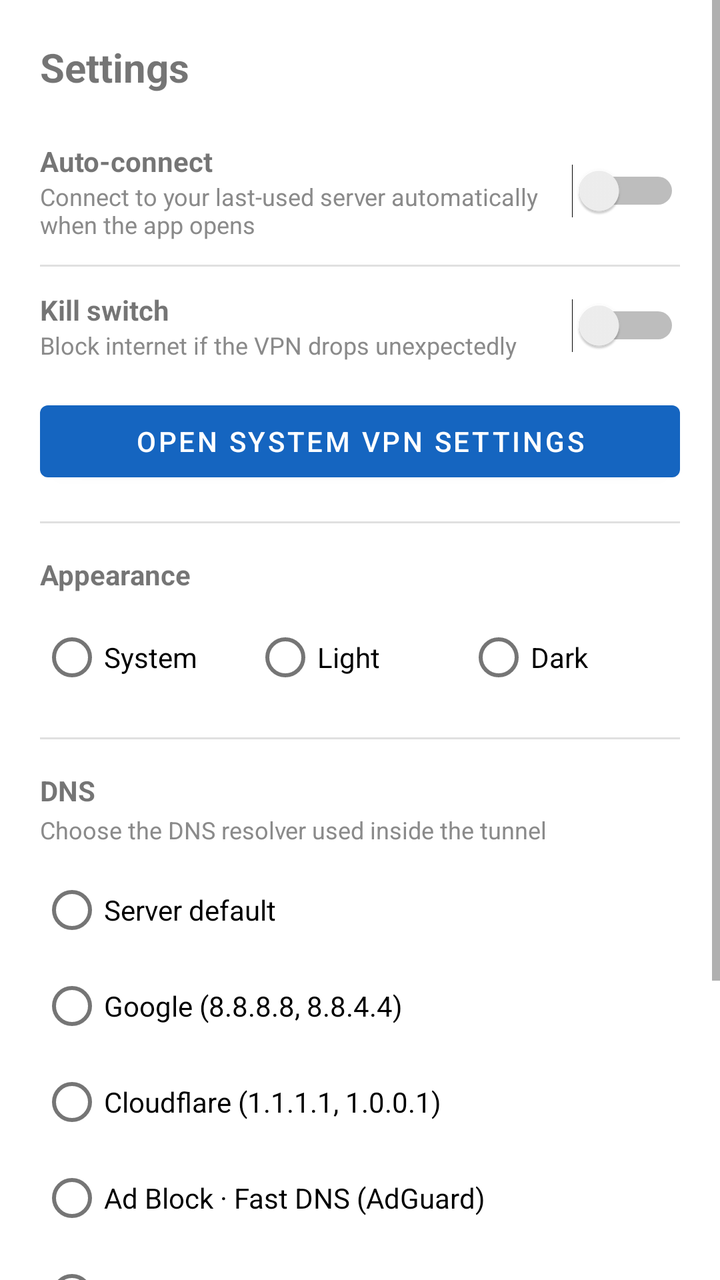
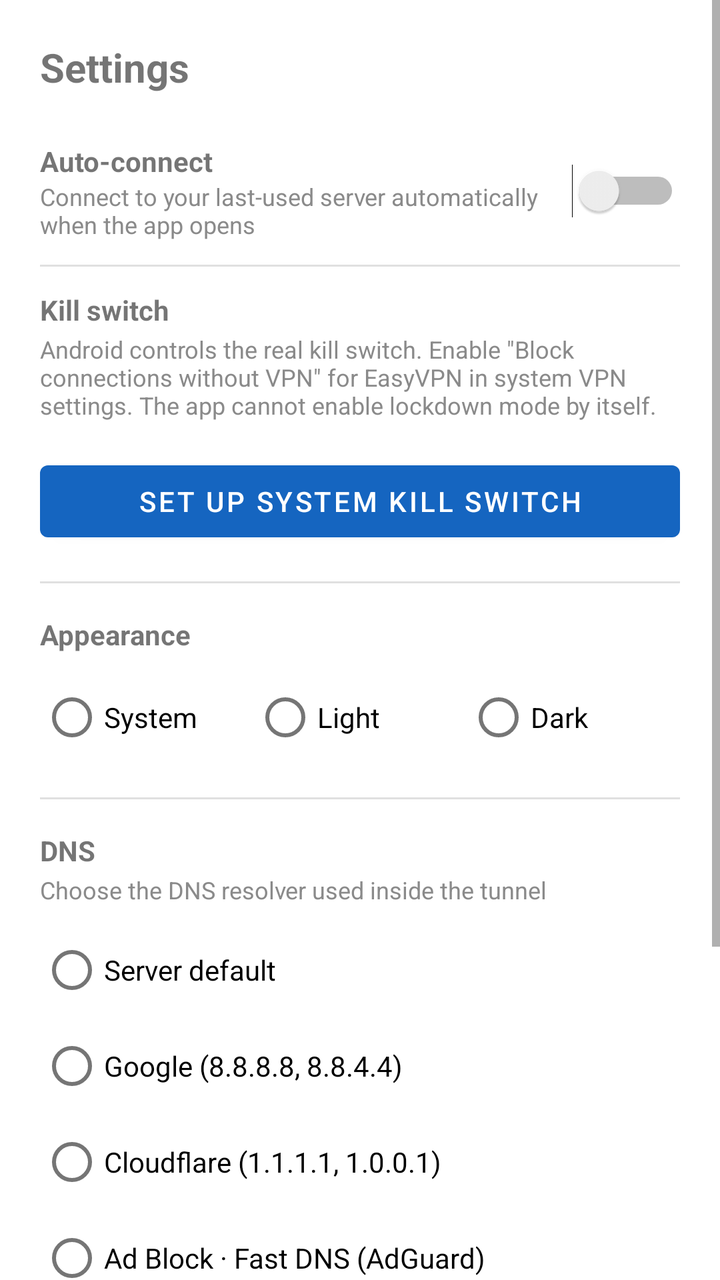

An Android layout rendered at two revisions. The XML below is the earlier revision; the diff shows what the commit changed to produce the second picture.
<!-- AndroidManifest.xml: application theme Theme.EasyVPN -->
<!-- res/layout/activity_settings.xml -->
<?xml version="1.0" encoding="utf-8"?>
<ScrollView xmlns:android="http://schemas.android.com/apk/res/android"
    android:layout_width="match_parent"
    android:layout_height="match_parent">

    <LinearLayout
        android:layout_width="match_parent"
        android:layout_height="wrap_content"
        android:orientation="vertical"
        android:padding="20dp">

        <TextView
            android:layout_width="wrap_content"
            android:layout_height="wrap_content"
            android:text="Settings"
            android:textSize="20sp"
            android:textStyle="bold"
            android:layout_marginBottom="12dp" />

        <LinearLayout
            android:layout_width="match_parent"
            android:layout_height="wrap_content"
            android:orientation="horizontal"
            android:gravity="center_vertical"
            android:paddingVertical="12dp">
            <LinearLayout
                android:layout_width="0dp"
                android:layout_height="wrap_content"
                android:layout_weight="1"
                android:orientation="vertical">
                <TextView android:layout_width="wrap_content" android:layout_height="wrap_content" android:text="Auto-connect" android:textStyle="bold" />
                <TextView android:layout_width="wrap_content" android:layout_height="wrap_content" android:text="Connect to your last-used server automatically when the app opens" android:textColor="@color/gray" android:textSize="12sp" />
            </LinearLayout>
            <Switch android:id="@+id/switchAutoConnect" android:layout_width="wrap_content" android:layout_height="wrap_content" />
        </LinearLayout>

        <View android:layout_width="match_parent" android:layout_height="1dp" android:background="#E0E0E0" />

        <LinearLayout
            android:layout_width="match_parent"
            android:layout_height="wrap_content"
            android:orientation="horizontal"
            android:gravity="center_vertical"
            android:paddingVertical="12dp">
            <LinearLayout
                android:layout_width="0dp"
                android:layout_height="wrap_content"
                android:layout_weight="1"
                android:orientation="vertical">
                <TextView android:layout_width="wrap_content" android:layout_height="wrap_content" android:text="Kill switch" android:textStyle="bold" />
                <TextView android:id="@+id/textKillSwitchDesc" android:layout_width="wrap_content" android:layout_height="wrap_content" android:text="Block internet if the VPN drops unexpectedly" android:textColor="@color/gray" android:textSize="12sp" />
            </LinearLayout>
            <Switch android:id="@+id/switchKillSwitch" android:layout_width="wrap_content" android:layout_height="wrap_content" />
        </LinearLayout>

        <Button
            android:id="@+id/buttonSystemVpnSettings"
            android:layout_width="match_parent"
            android:layout_height="wrap_content"
            android:layout_marginTop="4dp"
            android:text="Open system VPN settings" />

        <View android:layout_width="match_parent" android:layout_height="1dp" android:background="#E0E0E0" android:layout_marginTop="16dp" />

        <TextView
            android:layout_width="wrap_content"
            android:layout_height="wrap_content"
            android:text="Appearance"
            android:textStyle="bold"
            android:layout_marginTop="16dp" />

        <RadioGroup
            android:id="@+id/radioGroupTheme"
            android:layout_width="match_parent"
            android:layout_height="wrap_content"
            android:orientation="horizontal"
            android:layout_marginTop="8dp">

            <RadioButton
                android:id="@+id/radioThemeSystem"
                android:layout_width="0dp"
                android:layout_height="wrap_content"
                android:layout_weight="1"
                android:text="System" />

            <RadioButton
                android:id="@+id/radioThemeLight"
                android:layout_width="0dp"
                android:layout_height="wrap_content"
                android:layout_weight="1"
                android:text="Light" />

            <RadioButton
                android:id="@+id/radioThemeDark"
                android:layout_width="0dp"
                android:layout_height="wrap_content"
                android:layout_weight="1"
                android:text="Dark" />
        </RadioGroup>

        <View android:layout_width="match_parent" android:layout_height="1dp" android:background="#E0E0E0" android:layout_marginTop="16dp" />

        <TextView
            android:layout_width="wrap_content"
            android:layout_height="wrap_content"
            android:text="DNS"
            android:textStyle="bold"
            android:layout_marginTop="16dp" />

        <TextView
            android:layout_width="wrap_content"
            android:layout_height="wrap_content"
            android:text="Choose the DNS resolver used inside the tunnel"
            android:textColor="@color/gray"
            android:textSize="12sp"
            android:layout_marginTop="2dp" />

        <RadioGroup
            android:id="@+id/radioGroupDns"
            android:layout_width="match_parent"
            android:layout_height="wrap_content"
            android:orientation="vertical"
            android:layout_marginTop="8dp">

            <RadioButton
                android:id="@+id/radioDnsServer"
                android:layout_width="match_parent"
                android:layout_height="wrap_content"
                android:text="Server default" />

            <RadioButton
                android:id="@+id/radioDnsGoogle"
                android:layout_width="match_parent"
                android:layout_height="wrap_content"
                android:text="Google (8.8.8.8, 8.8.4.4)" />

            <RadioButton
                android:id="@+id/radioDnsCloudflare"
                android:layout_width="match_parent"
                android:layout_height="wrap_content"
                android:text="Cloudflare (1.1.1.1, 1.0.0.1)" />

            <RadioButton
                android:id="@+id/radioDnsAdblock"
                android:layout_width="match_parent"
                android:layout_height="wrap_content"
                android:text="Ad Block · Fast DNS (AdGuard)" />

            <RadioButton
                android:id="@+id/radioDnsCustom"
                android:layout_width="match_parent"
                android:layout_height="wrap_content"
                android:text="Custom" />
        </RadioGroup>

        <LinearLayout
            android:id="@+id/layoutCustomDns"
            android:layout_width="match_parent"
            android:layout_height="wrap_content"
            android:orientation="horizontal"
            android:gravity="center_vertical"
            android:layout_marginTop="6dp"
            android:visibility="gone">

            <EditText
                android:id="@+id/editCustomDns"
                android:layout_width="0dp"
                android:layout_height="wrap_content"
                android:layout_weight="1"
                android:hint="e.g. 9.9.9.9, 149.112.112.112"
                android:inputType="text"
                android:maxLines="1" />

            <Button
                android:id="@+id/buttonSaveCustomDns"
                android:layout_width="wrap_content"
                android:layout_height="wrap_content"
                android:layout_marginStart="8dp"
                android:text="Save" />
        </LinearLayout>

        <View android:layout_width="match_parent" android:layout_height="1dp" android:background="#E0E0E0" android:layout_marginTop="16dp" />

        <Button
            android:id="@+id/buttonSplitTunneling"
            android:layout_width="match_parent"
            android:layout_height="wrap_content"
            android:layout_marginTop="16dp"
            android:text="Split tunneling — choose apps that skip the VPN" />

        <Button
            android:id="@+id/buttonDiagnostics"
            android:layout_width="match_parent"
            android:layout_height="wrap_content"
            android:layout_marginTop="8dp"
            style="@style/Widget.MaterialComponents.Button.OutlinedButton"
            android:text="Connection diagnostics" />

    </LinearLayout>
</ScrollView>
<!-- resources referenced by this layout -->
<resources>
  <color name="gray">#8A8A8A</color>
  <style name="Theme.EasyVPN" parent="Theme.MaterialComponents.DayNight.NoActionBar">
          <item name="colorPrimary">@color/primary</item>
          <item name="colorPrimaryDark">@color/primaryDark</item>
          <item name="colorAccent">@color/accent</item>
          <item name="android:statusBarColor">@color/primaryDark</item>
      </style>
  <color name="primary">#1565C0</color>
  <color name="primaryDark">#0D47A1</color>
  <color name="accent">#00C853</color>
</resources>

<!-- the commit's change to res/layout/activity_settings.xml (unified diff, before → after) -->
@@ -39,18 +39,21 @@
         <LinearLayout
             android:layout_width="match_parent"
             android:layout_height="wrap_content"
-            android:orientation="horizontal"
-            android:gravity="center_vertical"
+            android:orientation="vertical"
             android:paddingVertical="12dp">
-            <LinearLayout
-                android:layout_width="0dp"
-                android:layout_height="wrap_content"
-                android:layout_weight="1"
-                android:orientation="vertical">
-                <TextView android:layout_width="wrap_content" android:layout_height="wrap_content" android:text="Kill switch" android:textStyle="bold" />
-                <TextView android:id="@+id/textKillSwitchDesc" android:layout_width="wrap_content" android:layout_height="wrap_content" android:text="Block internet if the VPN drops unexpectedly" android:textColor="@color/gray" android:textSize="12sp" />
-            </LinearLayout>
-            <Switch android:id="@+id/switchKillSwitch" android:layout_width="wrap_content" android:layout_height="wrap_content" />
+            <TextView
+                android:layout_width="wrap_content"
+                android:layout_height="wrap_content"
+                android:text="Kill switch"
+                android:textStyle="bold" />
+            <TextView
+                android:id="@+id/textKillSwitchDesc"
+                android:layout_width="match_parent"
+                android:layout_height="wrap_content"
+                android:layout_marginTop="2dp"
+                android:text="Android controls the real kill switch. Enable &quot;Block connections without VPN&quot; for EasyVPN in system VPN settings. The app cannot enable lockdown mode by itself."
+                android:textColor="@color/gray"
+                android:textSize="12sp" />
         </LinearLayout>
 
         <Button
@@ -58,7 +61,7 @@
             android:layout_width="match_parent"
             android:layout_height="wrap_content"
             android:layout_marginTop="4dp"
-            android:text="Open system VPN settings" />
+            android:text="Set up system kill switch" />
 
         <View android:layout_width="match_parent" android:layout_height="1dp" android:background="#E0E0E0" android:layout_marginTop="16dp" />
 
